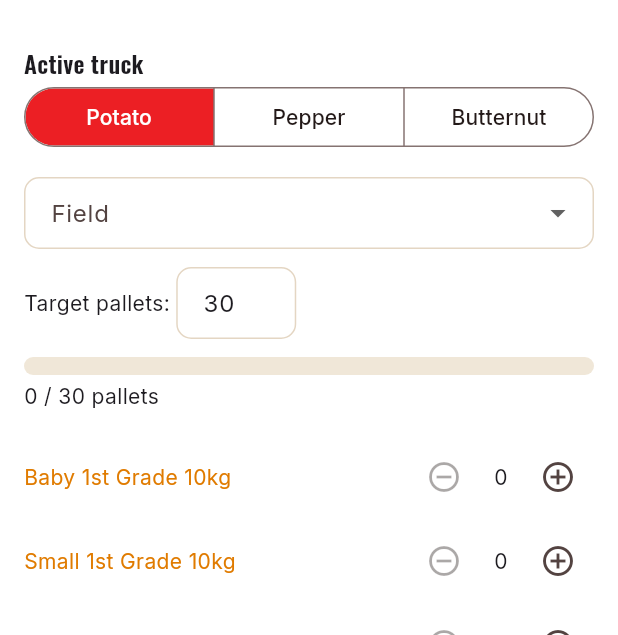
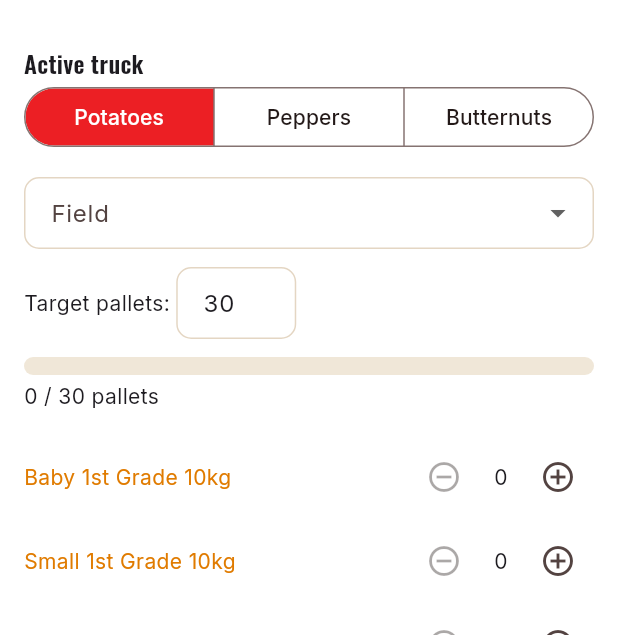
Before and after one commit to DFourie87/Nanini, a Flutter app: the DeliveryHomeScreen screen opened directly, on a phone screen of 412 x 824 dp, the part 63-698 px from its top. Run offline on Flutter 3.47's test engine with Material 3 defaults, Android fonts, the phone set to English and light mode, and no system bars; our stand-ins replace csv, fl_chart, flutter_map, google_fonts, latlong2, pdf and 4 more; accounts and stored records are empty.

Commit message:
Pluralise produce type labels on the packaging log tab
Co-Authored-By: Claude Sonnet 5 <noreply@anthropic.com>
Claude-Session: https://claude.ai/code/session_0154FLxM7bQ7qjn16GE6RHFv

```diff
--- a/nanini_app/lib/features/delivery/delivery_log_screen.dart
+++ b/nanini_app/lib/features/delivery/delivery_log_screen.dart
@@ -41,9 +41,9 @@ class _DeliveryLogScreenState extends State<DeliveryLogScreen> {
         ),
         SegmentedButton<ProduceType>(
           segments: const [
-            ButtonSegment(value: ProduceType.potato, label: Text('Potato', maxLines: 1, overflow: TextOverflow.ellipsis)),
-            ButtonSegment(value: ProduceType.pepper, label: Text('Pepper', maxLines: 1, overflow: TextOverflow.ellipsis)),
-            ButtonSegment(value: ProduceType.butternut, label: Text('Butternut', maxLines: 1, overflow: TextOverflow.ellipsis)),
+            ButtonSegment(value: ProduceType.potato, label: Text('Potatoes', maxLines: 1, overflow: TextOverflow.ellipsis)),
+            ButtonSegment(value: ProduceType.pepper, label: Text('Peppers', maxLines: 1, overflow: TextOverflow.ellipsis)),
+            ButtonSegment(value: ProduceType.butternut, label: Text('Butternuts', maxLines: 1, overflow: TextOverflow.ellipsis)),
           ],
           selected: {truck.produceType},
           onSelectionChanged: (s) => setProduce(s.first),
```
